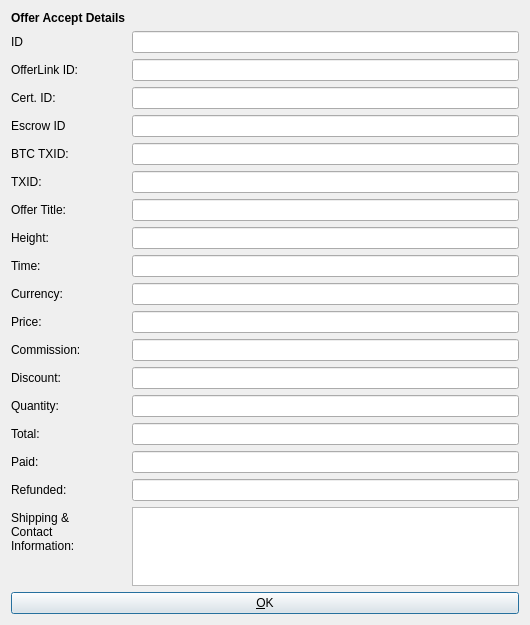
First picture: the form in src/qt/forms/offeracceptinfodialog.ui, repository willyko/syscoin2, before the edit.
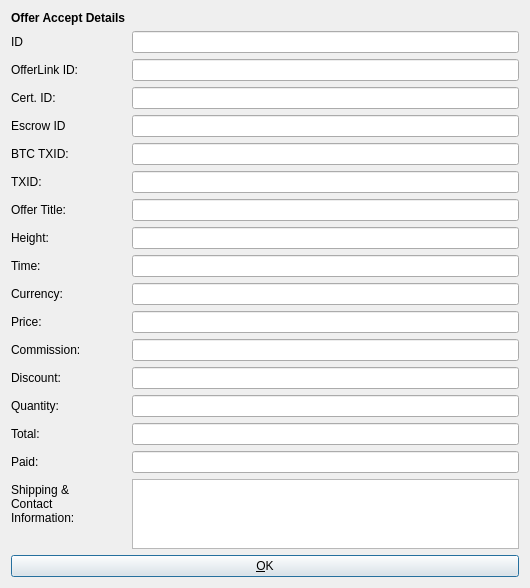
Second picture: the form after the edit. Icons and pictures are not drawn.

Patch:
```diff
--- a/src/qt/forms/offeracceptinfodialog.ui
+++ b/src/qt/forms/offeracceptinfodialog.ui
@@ -7,7 +7,7 @@
     <x>0</x>
     <y>0</y>
     <width>530</width>
-    <height>625</height>
+    <height>585</height>
    </rect>
   </property>
   <property name="windowTitle">
@@ -227,21 +227,7 @@
        </property>
       </widget>
      </item>
-     <item row="17" column="0">
-      <widget class="QLabel" name="label_10">
-       <property name="text">
-        <string>Refunded:</string>
-       </property>
-      </widget>
-     </item>
-     <item row="17" column="1">
-      <widget class="QLineEdit" name="refundedEdit">
-       <property name="enabled">
-        <bool>true</bool>
-       </property>
-      </widget>
-     </item>
-     <item row="20" column="0">
+     <item row="19" column="0">
       <widget class="QLabel" name="label_11">
        <property name="text">
         <string>Shipping &amp; Contact Information:</string>
@@ -251,7 +237,7 @@
        </property>
       </widget>
      </item>
-     <item row="20" column="1">
+     <item row="19" column="1">
       <widget class="QTextEdit" name="paymessageEdit">
        <property name="enabled">
         <bool>true</bool>
```
